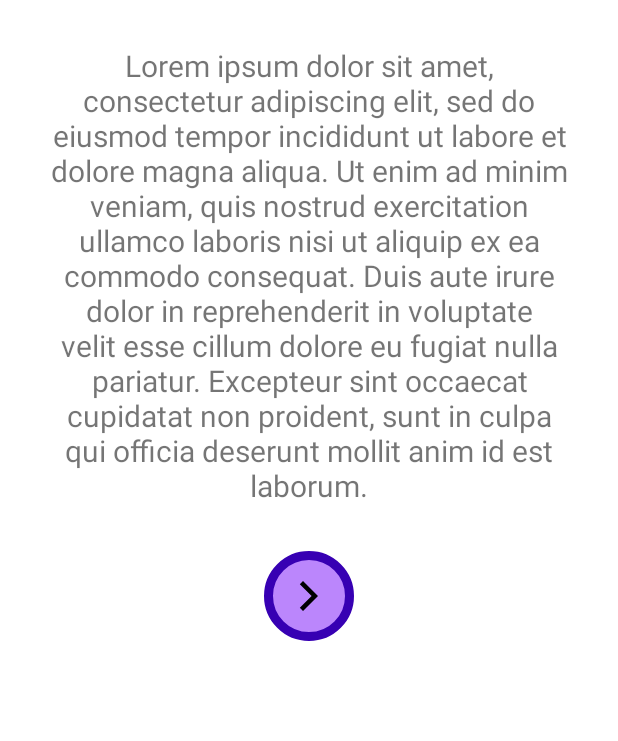
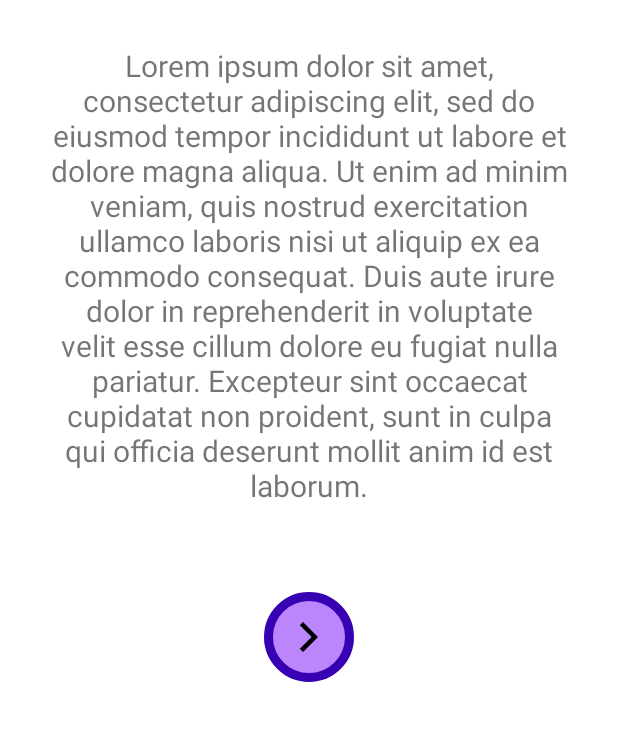
Before and after one commit to Charly98cma/Space-Reporter, an Android app: the screen it shows after launch (SplashActivity), on a phone screen of 412 x 824 dp, the part 421-1162 px from its top. Run offline under Robolectric (Android 15) with nearby library versions, the light colour scheme and no system bars.

Commit message:
feat: Basic implementation of Splash and Login screens

```diff
--- a/app/src/main/res/layout/activity_splash_screen.xml
+++ b/app/src/main/res/layout/activity_splash_screen.xml
@@ -16,6 +16,7 @@
         android:layout_gravity="center"
         android:layout_marginTop="25dp"
         android:src="@drawable/ic_baseline_arrow_forward_ios_24"
+        android:contentDescription="@string/desc_logo"
         />
 
     <com.google.android.material.textview.MaterialTextView
@@ -25,7 +26,7 @@
         android:layout_gravity="center"
         android:layout_margin="20dp"
         android:text = "@string/app_name"
-        android:textSize = "35dp"/>
+        android:textSize = "35sp"/>
 
     <!-- TODO Insert introduction to the app -->
 
@@ -35,19 +36,27 @@
         android:layout_height="wrap_content"
         android:layout_gravity="center"
         android:layout_marginTop="10dp"
-        android:layout_marginBottom="20dp"
-        android:text="@string/app_descripcion"
-        android:textSize="20dp"
+        android:text="@string/app_description"
+        android:textSize="20sp"
         android:textAlignment="center"/>
+
+    <androidx.constraintlayout.widget.ConstraintLayout
+        android:layout_width="match_parent"
+        android:layout_height="match_parent">
 
         <ImageButton
             android:id="@+id/splash_btn_login"
             android:layout_width="60dp"
             android:layout_height="60dp"
-        android:layout_margin="10dp"
-        android:layout_gravity="center"
             android:background="@drawable/circular_button"
             android:src="@drawable/ic_baseline_arrow_forward_ios_24"
-        android:textColor="@color/white" />
+            android:textColor="@color/white"
+            app:layout_constraintBottom_toBottomOf="parent"
+            app:layout_constraintEnd_toEndOf="parent"
+            app:layout_constraintStart_toStartOf="parent"
+            app:layout_constraintTop_toTopOf="parent"
+            android:contentDescription="@string/splash_btn_tologin"/>
+
+    </androidx.constraintlayout.widget.ConstraintLayout>
 
 </LinearLayout>
--- a/app/src/main/res/values/strings.xml
+++ b/app/src/main/res/values/strings.xml
@@ -5,13 +5,19 @@ Strings naming convention: {activity}_{field}_{object}
 <resources>
 
     <string name="app_name">Space Reporter</string>
+    <string name="desc_logo">Logo of the application</string>
 
+    <!-- SPLASH -->
+
+    <string name="splash_btn_tologin">Go to Login button</string>
     <!-- TODO Add description to splash screen -->
-    <string name="app_descripcion">
+    <string name="app_description">
         Lorem ipsum dolor sit amet, consectetur adipiscing elit, sed do eiusmod tempor incididunt ut labore et dolore magna aliqua. Ut enim ad minim veniam, quis nostrud exercitation ullamco laboris nisi ut aliquip ex ea commodo consequat. Duis aute irure dolor in reprehenderit in voluptate velit esse cillum dolore eu fugiat nulla pariatur. Excepteur sint occaecat cupidatat non proident, sunt in culpa qui officia deserunt mollit anim id est laborum.
     </string>
 
+
     <!-- PREFERENCES -->
+
     <string name="preferences">PREFERENCES_LIST</string>
     <string name="splash_executed">SPLASH_FLAG</string>
 
@@ -21,8 +27,6 @@ Strings naming convention: {activity}_{field}_{object}
     <string name="main_btn_signup">Sign up</string>
 
     <!-- LOGIN -->
-
-    <string name="login_desc_logo">Logo of the application</string>
 
     <string name="login_hint_username">Username</string>
     <string name="login_hint_password">Password</string>
```
Also changed, not shown: app/src/main/AndroidManifest.xml (+16 -3 lines), app/src/main/java/com/dam/spacereporter/ForgotPwd.java (added, +19 -0 lines), app/src/main/java/com/dam/spacereporter/LoginActivity.java (+4 -4 lines), app/src/main/java/com/dam/spacereporter/SignUp.java (added, +18 -0 lines), app/src/main/res/layout/activity_forgot_pwd.xml (added, +9 -0 lines), app/src/main/res/layout/activity_login.xml (+20 -10 lines), app/src/main/res/layout/activity_sign_up.xml (added, +9 -0 lines). Lines whose indentation alone changed are shown as unchanged.
